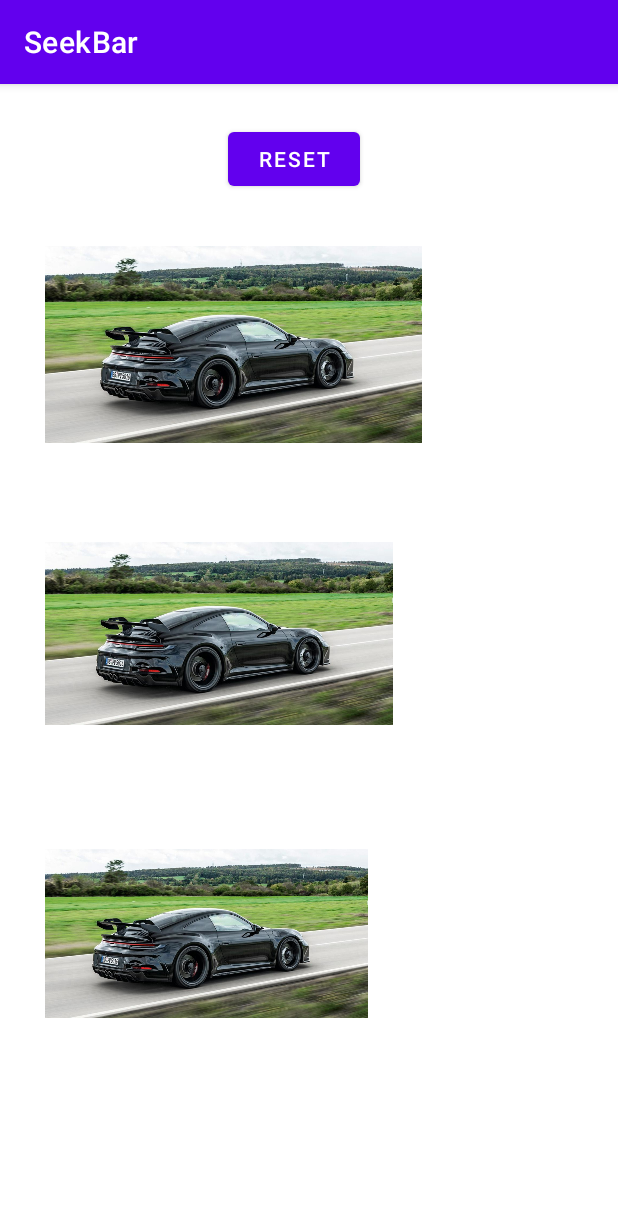
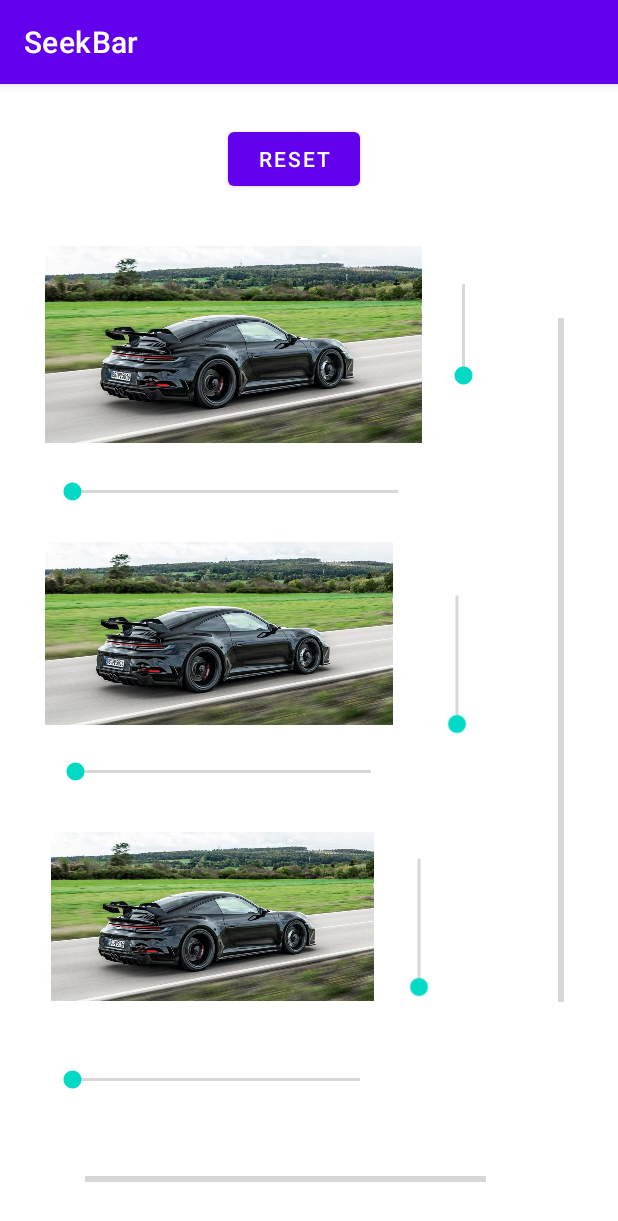
Before and after one commit to Mrblaszka/SeekBar, an Android app: the screen it shows after launch (MainActivity), on a phone screen of 412 x 824 dp. Shown: the top 1221 px of the screen. Run offline under Robolectric (Android 15) with nearby library versions, the phone set to English and light mode, and no system bars.

Commit message:
Gotowy wygląd

```diff
--- a/app/src/main/res/layout/activity_main.xml
+++ b/app/src/main/res/layout/activity_main.xml
@@ -5,6 +5,83 @@
     android:layout_width="match_parent"
     android:layout_height="match_parent"
     tools:context=".MainActivity">
+
+    <ProgressBar
+        android:id="@+id/pgbpion"
+        style="?android:attr/progressBarStyleHorizontal"
+        android:layout_width="76dp"
+        android:layout_height="33dp"
+        android:rotation="270"
+        android:scaleX="6"
+        app:layout_constraintBottom_toBottomOf="parent"
+        app:layout_constraintEnd_toEndOf="parent"
+        app:layout_constraintHorizontal_bias="1.0"
+        app:layout_constraintStart_toEndOf="@+id/pion3"
+        app:layout_constraintStart_toStartOf="parent"
+        app:layout_constraintTop_toTopOf="parent" />
+
+    <SeekBar
+        android:id="@+id/pion3"
+        android:layout_width="118dp"
+        android:layout_height="165dp"
+        android:layout_marginStart="99dp"
+        android:layout_marginEnd="2dp"
+        android:rotation="270"
+        app:layout_constraintBottom_toBottomOf="parent"
+        app:layout_constraintEnd_toEndOf="parent"
+        app:layout_constraintHorizontal_bias="0.63"
+        app:layout_constraintStart_toStartOf="parent"
+        app:layout_constraintTop_toTopOf="parent"
+        app:layout_constraintVertical_bias="0.791" />
+
+    <SeekBar
+        android:id="@+id/pion2"
+        android:layout_width="118dp"
+        android:layout_height="165dp"
+        android:layout_marginStart="99dp"
+        android:layout_marginEnd="2dp"
+        android:rotation="270"
+        app:layout_constraintBottom_toBottomOf="parent"
+        app:layout_constraintEnd_toEndOf="parent"
+        app:layout_constraintHorizontal_bias="0.76"
+        app:layout_constraintStart_toStartOf="parent"
+        app:layout_constraintTop_toTopOf="parent" />
+
+    <SeekBar
+        android:id="@+id/poziom2"
+        android:layout_width="229dp"
+        android:layout_height="57dp"
+        app:layout_constraintBottom_toBottomOf="parent"
+        app:layout_constraintEnd_toEndOf="parent"
+        app:layout_constraintHorizontal_bias="0.185"
+        app:layout_constraintStart_toStartOf="parent"
+        app:layout_constraintTop_toTopOf="parent"
+        app:layout_constraintVertical_bias="0.605" />
+
+    <SeekBar
+        android:id="@+id/poziom1"
+        android:layout_width="249dp"
+        android:layout_height="62dp"
+        app:layout_constraintBottom_toBottomOf="parent"
+        app:layout_constraintEnd_toEndOf="parent"
+        app:layout_constraintHorizontal_bias="0.197"
+        app:layout_constraintStart_toStartOf="parent"
+        app:layout_constraintTop_toTopOf="parent"
+        app:layout_constraintVertical_bias="0.342" />
+
+    <SeekBar
+        android:id="@+id/pion1"
+        android:layout_width="93dp"
+        android:layout_height="193dp"
+        android:layout_marginStart="99dp"
+        android:layout_marginEnd="2dp"
+        android:rotation="270"
+        app:layout_constraintBottom_toBottomOf="parent"
+        app:layout_constraintEnd_toEndOf="parent"
+        app:layout_constraintHorizontal_bias="0.751"
+        app:layout_constraintStart_toStartOf="parent"
+        app:layout_constraintTop_toTopOf="parent"
+        app:layout_constraintVertical_bias="0.117" />
 
     <ImageView
         android:id="@+id/imv2"
@@ -48,10 +125,40 @@
         android:layout_height="154dp"
         app:layout_constraintBottom_toBottomOf="parent"
         app:layout_constraintEnd_toEndOf="parent"
-        app:layout_constraintHorizontal_bias="0.153"
+        app:layout_constraintHorizontal_bias="0.173"
         app:layout_constraintStart_toStartOf="parent"
         app:layout_constraintTop_toTopOf="parent"
-        app:layout_constraintVertical_bias="0.797"
+        app:layout_constraintVertical_bias="0.778"
         app:srcCompat="@drawable/porsche" />
 
+    <SeekBar
+        android:id="@+id/poziom3"
+        android:layout_width="224dp"
+        android:layout_height="57dp"
+        app:layout_constraintBottom_toBottomOf="parent"
+        app:layout_constraintEnd_toEndOf="parent"
+        app:layout_constraintHorizontal_bias="0.171"
+        app:layout_constraintStart_toStartOf="parent"
+        app:layout_constraintTop_toTopOf="parent"
+        app:layout_constraintVertical_bias="0.894" />
+
+    <ProgressBar
+        android:id="@+id/pgbpoziom"
+        style="?android:attr/progressBarStyleHorizontal"
+        android:layout_width="267dp"
+        android:layout_height="22dp"
+        app:layout_constraintBottom_toBottomOf="parent"
+        app:layout_constraintEnd_toEndOf="parent"
+        app:layout_constraintHorizontal_bias="0.391"
+        app:layout_constraintStart_toStartOf="parent"
+        app:layout_constraintTop_toTopOf="parent"
+        app:layout_constraintVertical_bias="0.964" />
+
+    <androidx.constraintlayout.widget.Barrier
+        android:id="@+id/barrier2"
+        android:layout_width="wrap_content"
+        android:layout_height="wrap_content"
+        app:barrierDirection="left"
+        tools:layout_editor_absoluteX="1dp" />
+
 </androidx.constraintlayout.widget.ConstraintLayout>
```
